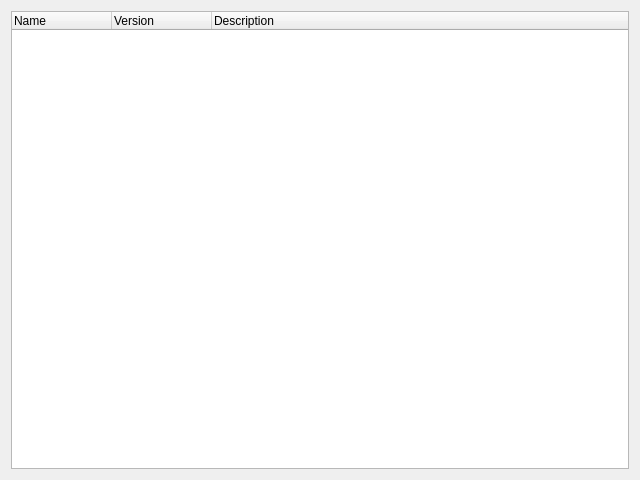
Before: the Qt Designer form src/modules/imageselection/ImageSelectionPage.ui in seapath/seapath-installer, drawn with Qt 5.
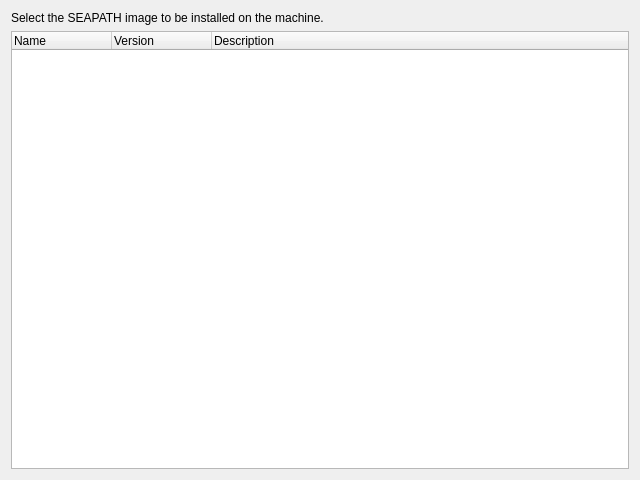
After: the same form once the commit is applied.

Commit message: modules/imageselection: add UI description label

```diff
--- a/src/modules/imageselection/ImageSelectionPage.ui
+++ b/src/modules/imageselection/ImageSelectionPage.ui
@@ -6,6 +6,13 @@
    <rect><x>0</x><y>0</y><width>640</width><height>480</height></rect>
   </property>
   <layout class="QVBoxLayout" name="verticalLayout">
+   <item>
+    <widget class="QLabel" name="label">
+     <property name="text">
+      <string>Select the SEAPATH image to be installed on the machine.</string>
+     </property>
+    </widget>
+   </item>
    <item>
     <widget class="QTreeWidget" name="treeWidget">
      <property name="columnCount">
```
Left out of the diff: 19 changed lines with no effect on the pictures. The commit also changes 1 other file.
